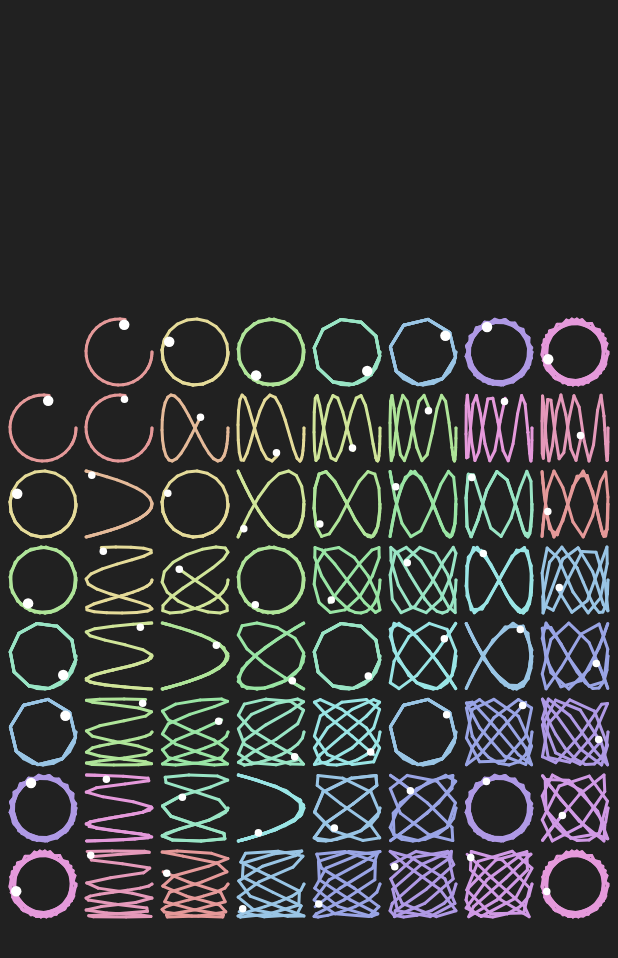
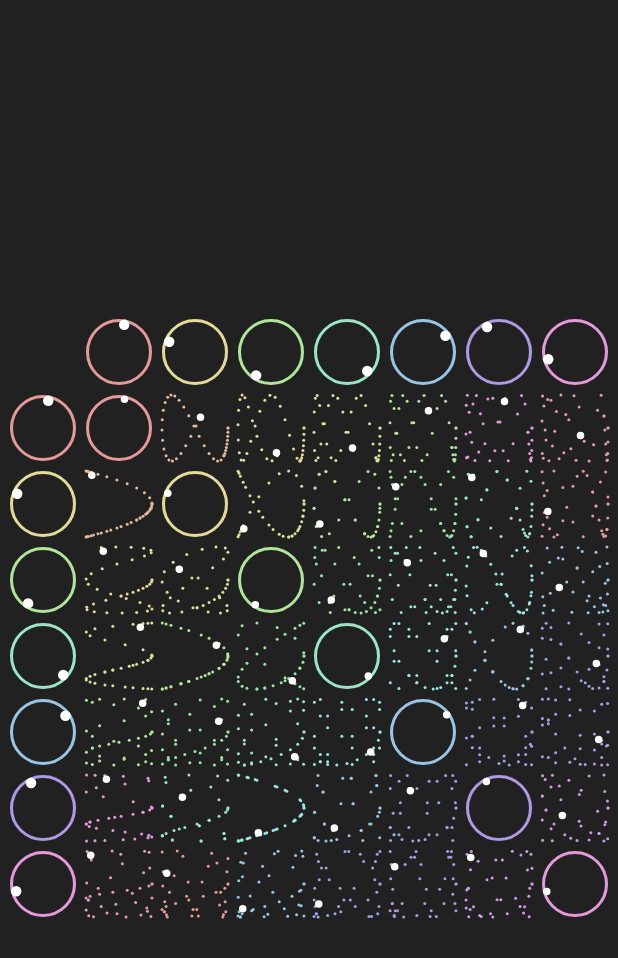
Before and after one commit to dylan-cm/harmonic_curves, a Flutter app: the screen it shows after launch, on a phone screen of 412 x 824 dp. Shown: the top 958 px of the screen. Run offline on Flutter 3.47's test engine with Material 2 defaults, Android fonts, the phone set to English and light mode, and no system bars.

```diff
--- a/lib/src/atom/path.dart
+++ b/lib/src/atom/path.dart
@@ -1,5 +1,58 @@
 import 'package:flutter/material.dart';
 import 'dart:math' as math;
+import 'dart:ui';
+
+// class LissajousPath extends StatelessWidget {
+//   final int x;
+//   final int y;
+//   final double diameter;
+//   final Color color;
+//   final double weight;
+
+//   LissajousPath(this.x, this.y, this.color, {this.diameter : 44, this.weight: 2.0});
+
+//   @override
+//   Widget build(BuildContext context) {
+//     double radius = diameter/2;
+
+//     return CustomPaint(
+//         painter: PathPainter(
+//           color: color,
+//           weight: weight,
+//           radius: radius,
+//           x: x,
+//           y: y,
+//         ),
+//         size: Size(radius, radius),
+//       );
+//   }
+// }
+
+// class PathPainter extends CustomPainter{
+//   Color color;
+//   double weight;
+//   double radius;
+//   int x, y;
+
+//   PathPainter({this.color, this.weight, this.radius , this.x, this.y});
+
+//   @override
+//   void paint(Canvas canvas, Size size){
+//     double time = 0;
+//     canvas.drawPoints(pointMode, points, paint)
+
+//     for(var i = 0; i < 10; i++) {
+//       time += 0.0015;
+//       var dx = (44) * math.sin(x * time) + radius;
+//       var dy = (44) * math.cos(y * time) + radius;
+//       ctx.arc( dx, dy, weight, 0, math.pi * 2, true );
+//     }
+//   }
+
+//   @override
+//   bool shouldRepaint(PathPainter oldDelegate) => false;
+// }
+
 
 class LissajousPath extends StatefulWidget {
   final int x;
@@ -24,8 +77,24 @@ class _LissajousPathState extends State<LissajousPath> with TickerProviderStateM
 
   Path path = new Path();
 
+  // List<CustomPaint> rendered = [CustomPaint()];
+
   @override
   void initState() {
+    // for(int i; i <= x; i++){
+    //   rendered.add(
+    //     CustomPaint(
+    //       painter: PathPainter(
+    //         color: widget.color,
+    //         weight: widget.weight,
+    //         points: [],
+    //       ),
+    //       size: Size(radius, radius),
+    //     )
+    //   );
+    // }
+
+
     if(widget.x==0 && widget.y==0){x=y=1; radius = 0;}
     else if(widget.x==0) {x=y=widget.y;}
     else if (widget.y==0) {x=y=widget.x;}
@@ -79,10 +148,26 @@ class _LissajousPathState extends State<LissajousPath> with TickerProviderStateM
   @override
   Widget build(BuildContext context) {
     return AnimatedBuilder(
-      animation: dx,
+      animation: cycle,
       builder: (context, child){
+        // if(_points.length > 10){
+        //   rendered.add(
+        //     CustomPaint(
+        //       painter: PathPainter(
+        //         color: widget.color,
+        //         weight: widget.weight,
+        //         points: List<Offset>.from(_points),
+        //       ),
+        //       size: Size(radius, radius),
+        //     )
+        //   );
+        //   _points.clear();
+        // }
+
+
         if (cycleController.status==AnimationStatus.completed){
           _points.clear();
+          // rendered = [CustomPaint()];
           cycleController.reset();
           cycleController.forward();
         }
@@ -94,7 +179,9 @@ class _LissajousPathState extends State<LissajousPath> with TickerProviderStateM
           ) );
         // }
 
-        return CustomPaint(
+        // rendered[0] =
+        return
+        CustomPaint(
               painter: PathPainter(
                 color: widget.color,
                 weight: widget.weight,
@@ -102,6 +189,12 @@ class _LissajousPathState extends State<LissajousPath> with TickerProviderStateM
               ),
               size: Size(radius, radius),
             );
+        // print(rendered.length);
+
+        // return Stack(
+        //   children: rendered,
+        // );
+
 
       }
     );
@@ -122,9 +215,11 @@ class PathPainter extends CustomPainter {
       ..strokeCap = StrokeCap.round
       ..strokeWidth = weight;
 
-    for (int i = 0; i < points.length - 1; i++) {
-      canvas.drawLine(points[i], points[i + 1], paint);
-    }
+    // for (int i = 0; i < points.length - 1; i++) {
+    //   canvas.drawLine(points[i], points[i + 1], paint);
+    // }
+
+    canvas.drawPoints(PointMode.points, points, paint);
 
     // canvas.drawCircle(Offset(0,0), 2.5, Paint()..color=Colors.white..style=PaintingStyle.fill..strokeWidth=0);
   }
--- a/lib/src/molecules/orbital.dart
+++ b/lib/src/molecules/orbital.dart
@@ -11,7 +11,24 @@ class Orbital extends StatelessWidget {
 
   @override
   Widget build(BuildContext context) {
-    return Stack(
+    if(x==0 || y==0 || x==y) return Stack(
+      children: <Widget>[
+        Container(
+          width: diameter,
+          height: diameter,
+          decoration: BoxDecoration(
+            borderRadius: BorderRadius.circular(diameter),
+            border: Border.all(
+              color: _generateColor(),
+              width: 2.0
+            )
+          ),
+        ),
+        Satellite(x, y, diameter),
+      ]
+    );
+
+    else return Stack(
       children: <Widget>[
         LissajousPath(x, y, _generateColor(), diameter: diameter,),
         Satellite(x, y, diameter),
--- a/lib/src/screens/harmonic_circles.dart
+++ b/lib/src/screens/harmonic_circles.dart
@@ -32,6 +32,7 @@ class _HarmonicCirclesState extends State<HarmonicCircles> {
     return Center(
       child: Container(
         constraints: BoxConstraints(maxHeight: size.width, maxWidth: size.width),
+        // child: Orbital(6, 11, diameter: 200,),
         child: Column(
           children: rows,
           mainAxisAlignment: MainAxisAlignment.spaceEvenly,
```
Lines whose indentation alone changed are shown as unchanged.
